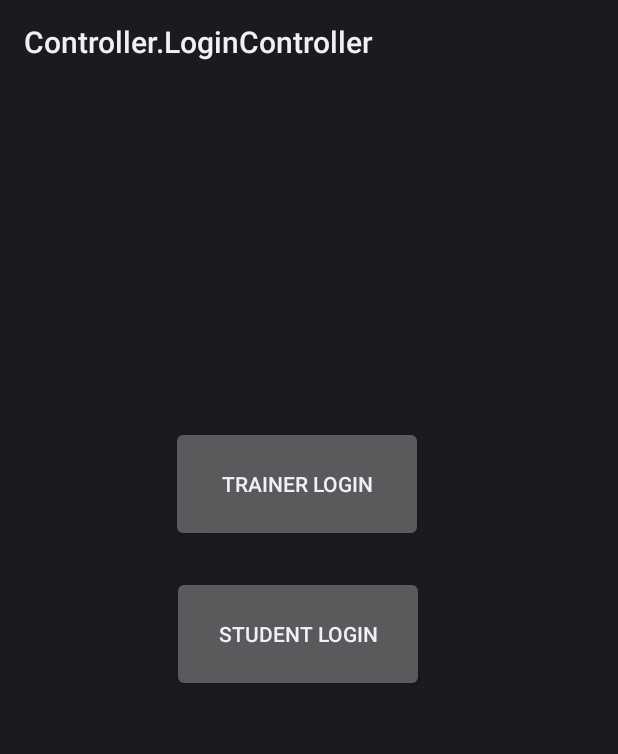
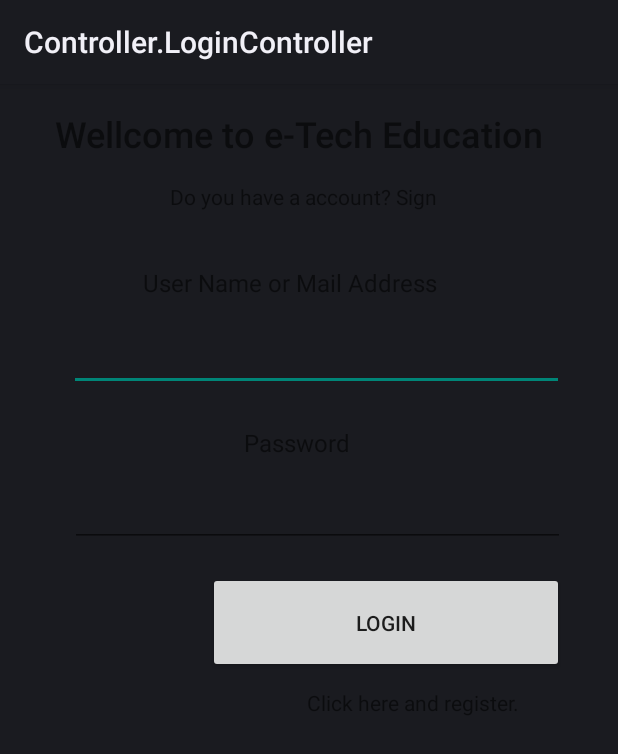
Before and after one commit to eniise/Bitirmeee_2, an Android app: the screen it shows after launch (LoginController), on a phone screen of 412 x 824 dp. Shown: the top 754 px of the screen. Run offline under Robolectric (Android 15) with nearby library versions, the phone set to English and light mode, and no system bars.

Commit message:
Tasarim devam

```diff
--- a/app/src/main/java/Controller/LoginController.java
+++ b/app/src/main/java/Controller/LoginController.java
@@ -2,7 +2,6 @@ package Controller;
 
 import android.app.Activity;
 import android.os.Bundle;
-import android.os.PersistableBundle;
 
 import androidx.annotation.Nullable;
 
--- a/app/src/main/res/layout/login_page.xml
+++ b/app/src/main/res/layout/login_page.xml
@@ -4,30 +4,109 @@
     xmlns:app="http://schemas.android.com/apk/res-auto"
     xmlns:tools="http://schemas.android.com/tools"
     android:layout_width="match_parent"
+    android:theme="@style/Theme.Bitirme_2"
     android:id="@+id/login_activity"
     android:layout_height="match_parent">
 
+    <TextView
+        android:id="@+id/txtTitleLogin"
+        android:layout_width="339dp"
+        android:layout_height="42dp"
+        android:fontFamily="sans-serif-medium"
+        android:text="@string/wellcome_to_e_tech_education"
+        android:textSize="24sp"
+        app:layout_constraintBottom_toBottomOf="parent"
+        app:layout_constraintEnd_toEndOf="parent"
+        app:layout_constraintStart_toStartOf="parent"
+        app:layout_constraintTop_toTopOf="parent"
+        app:layout_constraintVertical_bias="0.023"
+        tools:text="Wellcome to e-Tech Education " />
+
+    <TextView
+        android:id="@+id/textView3"
+        android:layout_width="185dp"
+        android:layout_height="21dp"
+        android:text="@string/do_you_have_a_account_sign_on"
+        app:layout_constraintBottom_toBottomOf="parent"
+        app:layout_constraintEnd_toEndOf="parent"
+        app:layout_constraintStart_toStartOf="parent"
+        app:layout_constraintTop_toBottomOf="@+id/txtTitleLogin"
+        app:layout_constraintVertical_bias="0.01" />
+
+    <TextView
+        android:id="@+id/textView7"
+        android:layout_width="191dp"
+        android:layout_height="24dp"
+        android:text="@string/click_here_and_register"
+        android:textSize="14sp"
+        app:layout_constraintBottom_toBottomOf="parent"
+        app:layout_constraintEnd_toEndOf="parent"
+        app:layout_constraintHorizontal_bias="0.927"
+        app:layout_constraintStart_toStartOf="parent"
+        app:layout_constraintTop_toBottomOf="@+id/button"
+        app:layout_constraintVertical_bias="0.028" />
+
+    <TextView
+        android:id="@+id/textView4"
+        android:layout_width="220dp"
+        android:layout_height="30dp"
+        android:text="@string/user_name_or_mail_address"
+        android:textSize="16sp"
+        app:layout_constraintBottom_toBottomOf="parent"
+        app:layout_constraintEnd_toEndOf="parent"
+        app:layout_constraintHorizontal_bias="0.497"
+        app:layout_constraintStart_toStartOf="parent"
+        app:layout_constraintTop_toBottomOf="@+id/textView3"
+        app:layout_constraintVertical_bias="0.053" />
+
+    <TextView
+        android:id="@+id/textView6"
+        android:layout_width="87dp"
+        android:layout_height="27dp"
+        android:text="@string/password"
+        android:textSize="16sp"
+        app:layout_constraintBottom_toBottomOf="parent"
+        app:layout_constraintEnd_toEndOf="parent"
+        app:layout_constraintStart_toStartOf="parent"
+        app:layout_constraintTop_toBottomOf="@+id/textView3"
+        app:layout_constraintVertical_bias="0.216" />
+
+    <EditText
+        android:id="@+id/editTextTextEmailAddress"
+        android:layout_width="330dp"
+        android:layout_height="38dp"
+        android:ems="10"
+        android:inputType="textEmailAddress"
+        app:layout_constraintBottom_toBottomOf="parent"
+        app:layout_constraintEnd_toEndOf="parent"
+        app:layout_constraintHorizontal_bias="0.562"
+        app:layout_constraintStart_toStartOf="parent"
+        app:layout_constraintTop_toBottomOf="@+id/textView4"
+        app:layout_constraintVertical_bias="0.027" />
+
+    <EditText
+        android:id="@+id/editTextTextEmailAddress2"
+        android:layout_width="330dp"
+        android:layout_height="38dp"
+        android:ems="10"
+        android:inputType="textEmailAddress"
+        app:layout_constraintBottom_toBottomOf="parent"
+        app:layout_constraintEnd_toEndOf="parent"
+        app:layout_constraintHorizontal_bias="0.567"
+        app:layout_constraintStart_toStartOf="parent"
+        app:layout_constraintTop_toBottomOf="@+id/textView6"
+        app:layout_constraintVertical_bias="0.033" />
+
     <Button
         android:id="@+id/button"
-        android:layout_width="168dp"
-        android:layout_height="77dp"
-        android:text="Trainer Login"
+        android:layout_width="237dp"
+        android:layout_height="67dp"
+        android:text="@string/login"
         app:layout_constraintBottom_toBottomOf="parent"
         app:layout_constraintEnd_toEndOf="parent"
-        app:layout_constraintHorizontal_bias="0.468"
+        app:layout_constraintHorizontal_bias="0.793"
         app:layout_constraintStart_toStartOf="parent"
-        app:layout_constraintTop_toTopOf="parent"
-        app:layout_constraintVertical_bias="0.33" />
+        app:layout_constraintTop_toBottomOf="@+id/editTextTextEmailAddress2"
+        app:layout_constraintVertical_bias="0.043" />
 
-    <Button
-        android:id="@+id/button2"
-        android:layout_width="168dp"
-        android:layout_height="77dp"
-        android:text="Student Login"
-        app:layout_constraintBottom_toBottomOf="parent"
-        app:layout_constraintEnd_toEndOf="parent"
-        app:layout_constraintHorizontal_bias="0.469"
-        app:layout_constraintStart_toStartOf="parent"
-        app:layout_constraintTop_toTopOf="parent"
-        app:layout_constraintVertical_bias="0.475" />
 </androidx.constraintlayout.widget.ConstraintLayout>
--- a/app/src/main/res/values/strings.xml
+++ b/app/src/main/res/values/strings.xml
@@ -1,3 +1,9 @@
 <resources>
     <string name="app_name">Bitirme_2</string>
+    <string name="wellcome_to_e_tech_education">Wellcome to e-Tech Education</string>
+    <string name="do_you_have_a_account_sign_on">Do you have a account? Sign on.</string>
+    <string name="click_here_and_register">Click here and register.</string>
+    <string name="user_name_or_mail_address">User Name or Mail Address</string>
+    <string name="password">Password</string>
+    <string name="login">Login</string>
 </resources>
--- a/app/src/main/res/values/themes.xml
+++ b/app/src/main/res/values/themes.xml
@@ -1,7 +1,8 @@
 <resources xmlns:tools="http://schemas.android.com/tools">
     <!-- Base application theme. -->
-    <style name="Theme.Bitirme_2" parent="Theme.MaterialComponents.DayNight.DarkActionBar">
+    <style name="Theme.Bitirme_2" parent="Theme.AppCompat.Light.NoActionBar">
         <!-- Primary brand color. -->
+        <item name="windowActionBar">false</item>
         <item name="colorPrimary">@color/purple_500</item>
         <item name="colorPrimaryVariant">@color/purple_700</item>
         <item name="colorOnPrimary">@color/white</item>
```
